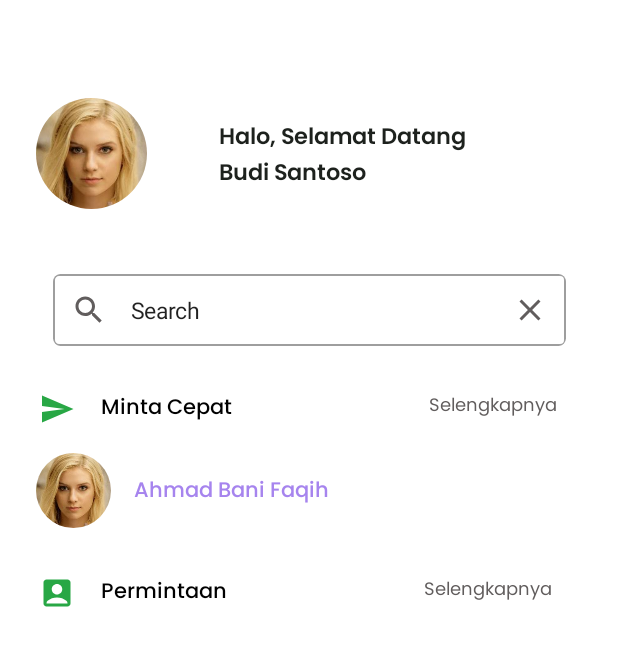
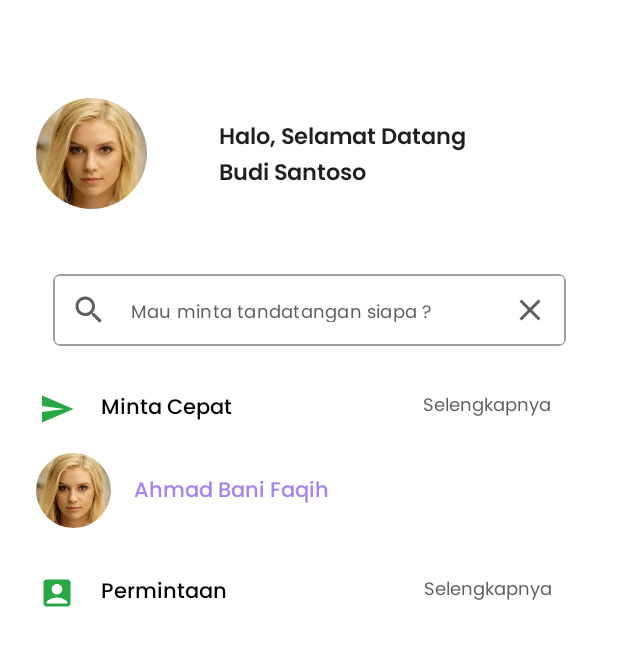
Before and after one commit to Adnif/taio-frontend, an Android app built with Jetpack Compose: the screen it shows after launch (MainActivity), on a phone screen of 412 x 824 dp. Shown: the top 646 px of the screen. Run offline under Robolectric (Android 15) with nearby library versions, the phone set to English and light mode, and no system bars.

Commit message:
Fix Search Bar

```diff
--- a/app/src/main/java/com/taio/taio/ui/screen/HomeScreen.kt
+++ b/app/src/main/java/com/taio/taio/ui/screen/HomeScreen.kt
@@ -13,7 +13,6 @@ import androidx.compose.material.icons.filled.AccountBox
 import androidx.compose.material.icons.filled.Close
 import androidx.compose.material.icons.filled.Search
 import androidx.compose.material.icons.filled.Send
-import androidx.compose.runtime.Composable
 import androidx.compose.ui.Alignment
 import androidx.compose.ui.Modifier
 import androidx.compose.ui.draw.clip
@@ -29,11 +28,13 @@ import androidx.compose.ui.unit.dp
 import androidx.compose.ui.unit.sp
 import com.taio.taio.R
 import com.taio.taio.ui.theme.fonts
+import androidx.compose.runtime.*
+
 
 @Composable
 fun HomeScreen(
     modifier: Modifier = Modifier,
-    name: String
+    name: String,
 ){
     Column() {
         Row(modifier = modifier
@@ -67,7 +68,13 @@ fun HomeScreen(
                 .padding(PaddingValues(top = 43.dp))
                 .align(Alignment.CenterHorizontally)
         ){
-            SearchBar(text = "Search", onTextChange = {}, onCloseClicked = {}, onSearchClicked = {})
+
+            var searchText by remember { mutableStateOf("") }
+            SearchBar(
+                text = searchText,
+                onTextChange = {searchText = it},
+                onSearchClicked = {}
+            )
         }
         Row(
             modifier = modifier
@@ -85,7 +92,7 @@ fun HomeScreen(
             }
             Column(
                 modifier = modifier
-                    .padding(PaddingValues(end = 131.dp))
+                    .padding(PaddingValues(end = 127.dp))
             ) {
                 Text(
                     text = "Minta Cepat",
@@ -98,7 +105,7 @@ fun HomeScreen(
             }
             Column(
                 modifier = modifier
-                    .padding(PaddingValues(end = 20.dp))
+                    .padding(PaddingValues(end = 18.dp))
             ) {
                 Text(
                     modifier = Modifier.clickable {  },
@@ -171,7 +178,7 @@ fun HomeScreen(
             }
             Column(
                 modifier = modifier
-                    .padding(PaddingValues(end = 20.dp))
+                    .padding(PaddingValues(end = 18.dp))
             ) {
                 Text(
                     modifier = Modifier.clickable {  },
@@ -194,7 +201,6 @@ fun HomeScreen(
 fun SearchBar(
     text: String,
     onTextChange: (String) -> Unit,
-    onCloseClicked: () -> Unit,
     onSearchClicked: (String) -> Unit
 ){
    OutlinedTextField(
@@ -203,14 +209,23 @@ fun SearchBar(
            .height(48.dp)
            .clip(RoundedCornerShape(5.dp)),
        value = text,
-       onValueChange = {
-           onTextChange
-       },
+       onValueChange = onTextChange,
        placeholder = {
-           Text(text = "Mau minta tandatangan siapa ?")
+           Text(
+               text = "Mau minta tandatangan siapa ?",
+               color = Color(0xFF615D5D),
+               fontSize = 12.sp,
+               fontWeight = FontWeight.W400,
+               fontFamily = fonts,
+               lineHeight = 18.sp
+           )
        },
        textStyle = TextStyle(
-           fontSize = 15.sp
+           color = Color(0xFF615D5D),
+           fontSize = 12.sp,
+           fontWeight = FontWeight.W400,
+           fontFamily = fonts,
+           lineHeight = 18.sp
        ),
        colors = TextFieldDefaults.outlinedTextFieldColors(
            focusedBorderColor = Color(0xFF28A745)
@@ -230,11 +245,7 @@ fun SearchBar(
        trailingIcon = {
            IconButton(
                onClick = {
-                   if (text.isEmpty()){
-                       onTextChange("")
-                   }else {
-                       onCloseClicked()
-                   }
+                   onTextChange("")
                }
            ) {
                Icon(
```
